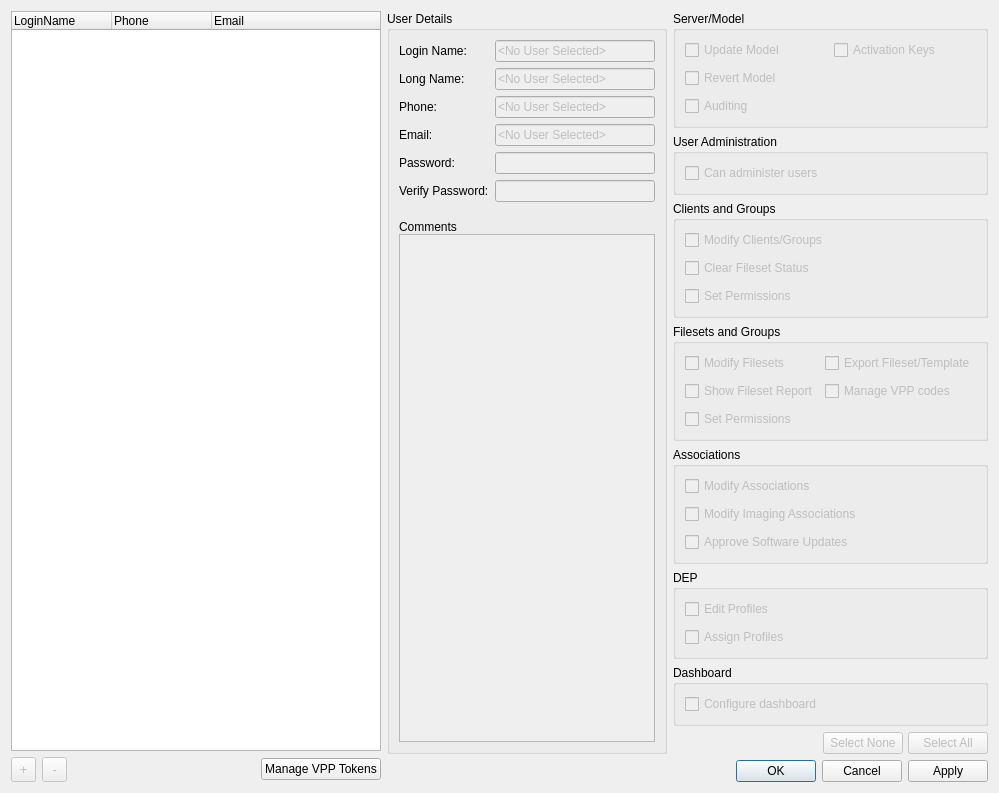
Above: FWAdminLib/AdminUserDlg.ui from fw-dev/translations before the change. Below: the same form after it.
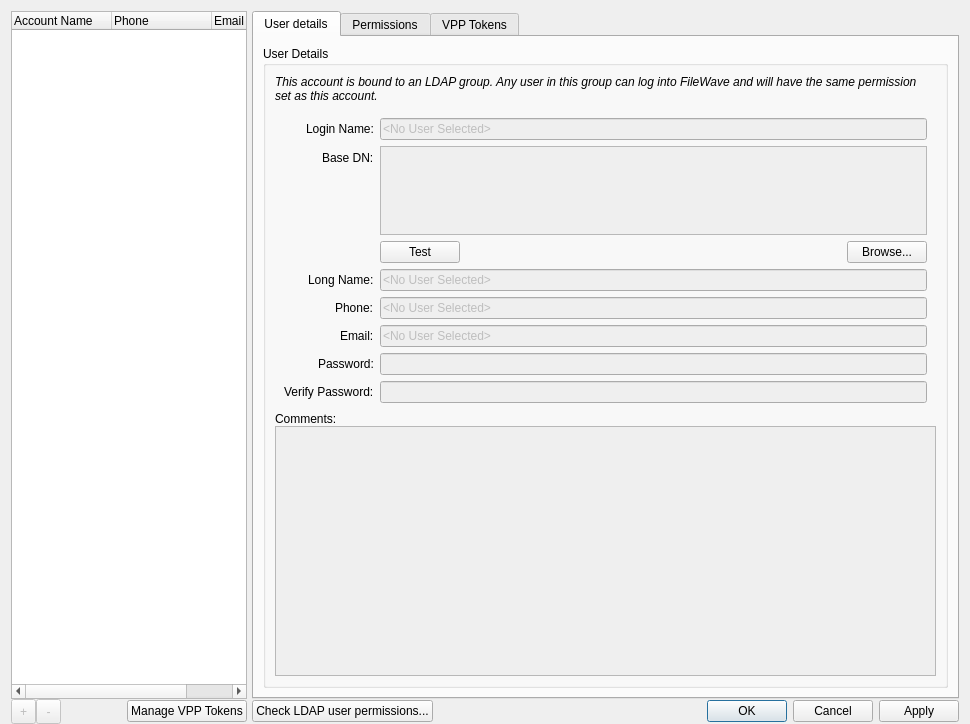
That is the form after the change. Custom widgets are drawn as their Qt base class.

The edit to the form file:
```diff
--- a/FWAdminLib/AdminUserDlg.ui
+++ b/FWAdminLib/AdminUserDlg.ui
@@ -6,17 +6,39 @@
    <rect>
     <x>0</x>
     <y>0</y>
-    <width>999</width>
-    <height>717</height>
+    <width>970</width>
+    <height>724</height>
    </rect>
   </property>
   <property name="windowTitle">
    <string>FileWave Administrators</string>
   </property>
-  <layout class="QGridLayout" name="gridLayout_7">
-   <item row="0" column="0" rowspan="2">
-    <layout class="QVBoxLayout" name="verticalLayout">
+  <layout class="QHBoxLayout" name="horizontalLayout">
+   <property name="bottomMargin">
+    <number>0</number>
+   </property>
      <item>
+    <widget class="QWidget" name="widget_2" native="true">
+     <layout class="QGridLayout" name="gridLayout_7" columnstretch="1,3">
+      <property name="leftMargin">
+       <number>0</number>
+      </property>
+      <property name="topMargin">
+       <number>0</number>
+      </property>
+      <property name="rightMargin">
+       <number>0</number>
+      </property>
+      <property name="bottomMargin">
+       <number>0</number>
+      </property>
+      <property name="horizontalSpacing">
+       <number>5</number>
+      </property>
+      <property name="verticalSpacing">
+       <number>0</number>
+      </property>
+      <item row="0" column="0">
       <widget class="StyledTreeWidget" name="treeWidgetAdminList">
        <property name="alternatingRowColors">
         <bool>true</bool>
@@ -26,7 +48,7 @@
        </property>
        <column>
         <property name="text">
-         <string>LoginName</string>
+          <string>Account Name</string>
         </property>
        </column>
        <column>
@@ -41,416 +63,17 @@
        </column>
       </widget>
      </item>
-     <item>
-      <layout class="QHBoxLayout" name="horizontalLayout_4">
-       <item>
-        <layout class="QHBoxLayout" name="horizontalLayout_2">
-         <item>
-          <widget class="QToolButton" name="buttonAddAdmin">
-           <property name="enabled">
-            <bool>false</bool>
-           </property>
-           <property name="minimumSize">
-            <size>
-             <width>25</width>
-             <height>25</height>
-            </size>
-           </property>
-           <property name="maximumSize">
-            <size>
-             <width>25</width>
-             <height>25</height>
-            </size>
-           </property>
-           <property name="text">
-            <string>+</string>
-           </property>
-          </widget>
-         </item>
-         <item>
-          <widget class="QToolButton" name="buttonRemoveAdmin">
-           <property name="enabled">
-            <bool>false</bool>
-           </property>
-           <property name="minimumSize">
-            <size>
-             <width>25</width>
-             <height>25</height>
-            </size>
-           </property>
-           <property name="maximumSize">
-            <size>
-             <width>25</width>
-             <height>25</height>
-            </size>
-           </property>
-           <property name="text">
-            <string>-</string>
-           </property>
-          </widget>
-         </item>
-        </layout>
-       </item>
-       <item>
-        <spacer name="horizontalSpacer_2">
-         <property name="orientation">
-          <enum>Qt::Horizontal</enum>
-         </property>
-         <property name="sizeHint" stdset="0">
-          <size>
-           <width>135</width>
-           <height>20</height>
-          </size>
-         </property>
-        </spacer>
-       </item>
-       <item>
-        <widget class="LockButton" name="buttonReserve" native="true"/>
-       </item>
-       <item>
-        <widget class="QLabel" name="labelReserve">
-         <property name="text">
-          <string/>
-         </property>
-        </widget>
-       </item>
-       <item>
-        <widget class="QPushButton" name="vppTokenManagementButton">
-         <property name="text">
-          <string>Manage VPP Tokens</string>
-         </property>
-        </widget>
-       </item>
-      </layout>
-     </item>
-    </layout>
-   </item>
    <item row="0" column="1">
-    <layout class="QGridLayout" name="gridLayout_6">
-     <item row="8" column="1">
-      <spacer name="verticalSpacer">
-       <property name="orientation">
-        <enum>Qt::Vertical</enum>
-       </property>
-       <property name="sizeType">
-        <enum>QSizePolicy::Preferred</enum>
-       </property>
-       <property name="sizeHint" stdset="0">
-        <size>
-         <width>185</width>
-         <height>17</height>
-        </size>
-       </property>
-      </spacer>
-     </item>
-     <item row="7" column="1">
-      <widget class="QWidget" name="widget" native="true">
-       <property name="sizePolicy">
-        <sizepolicy hsizetype="Preferred" vsizetype="Maximum">
-         <horstretch>0</horstretch>
-         <verstretch>0</verstretch>
-        </sizepolicy>
-       </property>
-       <layout class="QHBoxLayout" name="horizontalLayout">
-        <property name="spacing">
-         <number>5</number>
-        </property>
-        <property name="leftMargin">
+       <widget class="QTabWidget" name="tabWidget">
+        <property name="currentIndex">
          <number>0</number>
         </property>
-        <property name="topMargin">
-         <number>0</number>
-        </property>
-        <property name="rightMargin">
-         <number>0</number>
-        </property>
-        <property name="bottomMargin">
-         <number>0</number>
-        </property>
+        <widget class="QWidget" name="tab">
+         <attribute name="title">
+          <string>User details</string>
+         </attribute>
+         <layout class="QVBoxLayout" name="verticalLayout_5">
         <item>
-         <spacer name="horizontalSpacer">
-          <property name="orientation">
-           <enum>Qt::Horizontal</enum>
-          </property>
-          <property name="sizeHint" stdset="0">
-           <size>
-            <width>40</width>
-            <height>20</height>
-           </size>
-          </property>
-         </spacer>
-        </item>
-        <item>
-         <widget class="QPushButton" name="buttonNone">
-          <property name="enabled">
-           <bool>false</bool>
-          </property>
-          <property name="text">
-           <string>Select None</string>
-          </property>
-         </widget>
-        </item>
-        <item>
-         <widget class="QPushButton" name="buttonAll">
-          <property name="enabled">
-           <bool>false</bool>
-          </property>
-          <property name="text">
-           <string>Select All</string>
-          </property>
-         </widget>
-        </item>
-       </layout>
-      </widget>
-     </item>
-     <item row="4" column="1">
-      <widget class="QGroupBox" name="groupBox_6">
-       <property name="sizePolicy">
-        <sizepolicy hsizetype="Preferred" vsizetype="Maximum">
-         <horstretch>0</horstretch>
-         <verstretch>0</verstretch>
-        </sizepolicy>
-       </property>
-       <property name="title">
-        <string>Associations</string>
-       </property>
-       <layout class="QGridLayout" name="gridLayout_5">
-        <property name="verticalSpacing">
-         <number>8</number>
-        </property>
-        <item row="2" column="0">
-         <widget class="QCheckBox" name="approveSoftwareUpdatesCheckbox">
-          <property name="enabled">
-           <bool>false</bool>
-          </property>
-          <property name="text">
-           <string>Approve Software Updates</string>
-          </property>
-         </widget>
-        </item>
-        <item row="0" column="0">
-         <widget class="QCheckBox" name="checkBoxModifyAssociations">
-          <property name="enabled">
-           <bool>false</bool>
-          </property>
-          <property name="text">
-           <string>Modify Associations</string>
-          </property>
-         </widget>
-        </item>
-        <item row="1" column="0">
-         <widget class="QCheckBox" name="checkBoxModifyImagingAssociations">
-          <property name="enabled">
-           <bool>false</bool>
-          </property>
-          <property name="text">
-           <string>Modify Imaging Associations</string>
-          </property>
-         </widget>
-        </item>
-       </layout>
-      </widget>
-     </item>
-     <item row="0" column="1">
-      <widget class="QGroupBox" name="groupBox">
-       <property name="sizePolicy">
-        <sizepolicy hsizetype="Preferred" vsizetype="Maximum">
-         <horstretch>0</horstretch>
-         <verstretch>0</verstretch>
-        </sizepolicy>
-       </property>
-       <property name="title">
-        <string>Server/Model</string>
-       </property>
-       <layout class="QGridLayout" name="gridLayout_2">
-        <property name="verticalSpacing">
-         <number>8</number>
-        </property>
-        <item row="0" column="0">
-         <widget class="QCheckBox" name="checkBoxUpdateModel">
-          <property name="enabled">
-           <bool>false</bool>
-          </property>
-          <property name="text">
-           <string>Update Model</string>
-          </property>
-         </widget>
-        </item>
-        <item row="1" column="0">
-         <widget class="QCheckBox" name="checkBoxRevertModel">
-          <property name="enabled">
-           <bool>false</bool>
-          </property>
-          <property name="text">
-           <string>Revert Model</string>
-          </property>
-         </widget>
-        </item>
-        <item row="2" column="0">
-         <widget class="QCheckBox" name="checkBoxAuditing">
-          <property name="enabled">
-           <bool>false</bool>
-          </property>
-          <property name="text">
-           <string>Auditing</string>
-          </property>
-         </widget>
-        </item>
-        <item row="0" column="1">
-         <widget class="QCheckBox" name="checkBoxActivationKeys">
-          <property name="enabled">
-           <bool>false</bool>
-          </property>
-          <property name="text">
-           <string>Activation Keys</string>
-          </property>
-         </widget>
-        </item>
-       </layout>
-      </widget>
-     </item>
-     <item row="3" column="1">
-      <widget class="QGroupBox" name="groupBox_5">
-       <property name="sizePolicy">
-        <sizepolicy hsizetype="Preferred" vsizetype="Maximum">
-         <horstretch>0</horstretch>
-         <verstretch>0</verstretch>
-        </sizepolicy>
-       </property>
-       <property name="title">
-        <string>Filesets and Groups</string>
-       </property>
-       <layout class="QGridLayout" name="gridLayout">
-        <property name="verticalSpacing">
-         <number>8</number>
-        </property>
-        <item row="0" column="0">
-         <widget class="QCheckBox" name="checkBoxModifyFilesets">
-          <property name="enabled">
-           <bool>false</bool>
-          </property>
-          <property name="text">
-           <string>Modify Filesets</string>
-          </property>
-         </widget>
-        </item>
-        <item row="0" column="1">
-         <widget class="QCheckBox" name="checkBoxExportFilesetTemplate">
-          <property name="enabled">
-           <bool>false</bool>
-          </property>
-          <property name="text">
-           <string>Export Fileset/Template</string>
-          </property>
-         </widget>
-        </item>
-        <item row="1" column="0">
-         <widget class="QCheckBox" name="checkBoxShowFilesetReport">
-          <property name="enabled">
-           <bool>false</bool>
-          </property>
-          <property name="text">
-           <string>Show Fileset Report</string>
-          </property>
-         </widget>
-        </item>
-        <item row="2" column="0">
-         <widget class="QCheckBox" name="checkBoxFilesetsAndGroupsSetPermissions">
-          <property name="enabled">
-           <bool>false</bool>
-          </property>
-          <property name="text">
-           <string>Set Permissions</string>
-          </property>
-         </widget>
-        </item>
-        <item row="1" column="1">
-         <widget class="QCheckBox" name="checkBoxManageVPPCodes">
-          <property name="enabled">
-           <bool>false</bool>
-          </property>
-          <property name="text">
-           <string>Manage VPP codes</string>
-          </property>
-         </widget>
-        </item>
-       </layout>
-      </widget>
-     </item>
-     <item row="2" column="1">
-      <widget class="QGroupBox" name="groupBox_4">
-       <property name="sizePolicy">
-        <sizepolicy hsizetype="Preferred" vsizetype="Maximum">
-         <horstretch>0</horstretch>
-         <verstretch>0</verstretch>
-        </sizepolicy>
-       </property>
-       <property name="title">
-        <string>Clients and Groups</string>
-       </property>
-       <layout class="QGridLayout" name="gridLayout_4">
-        <property name="verticalSpacing">
-         <number>8</number>
-        </property>
-        <item row="0" column="0">
-         <widget class="QCheckBox" name="checkBoxModifyClientsGroups">
-          <property name="enabled">
-           <bool>false</bool>
-          </property>
-          <property name="text">
-           <string>Modify Clients/Groups</string>
-          </property>
-         </widget>
-        </item>
-        <item row="1" column="0">
-         <widget class="QCheckBox" name="checkBoxResetClientUniqueId">
-          <property name="enabled">
-           <bool>false</bool>
-          </property>
-          <property name="text">
-           <string>Clear Fileset Status</string>
-          </property>
-         </widget>
-        </item>
-        <item row="2" column="0">
-         <widget class="QCheckBox" name="checkBoxClientsAndGroupsSetPermissions">
-          <property name="enabled">
-           <bool>false</bool>
-          </property>
-          <property name="text">
-           <string>Set Permissions</string>
-          </property>
-         </widget>
-        </item>
-       </layout>
-      </widget>
-     </item>
-     <item row="1" column="1">
-      <widget class="QGroupBox" name="groupBox_3">
-       <property name="sizePolicy">
-        <sizepolicy hsizetype="Preferred" vsizetype="Maximum">
-         <horstretch>0</horstretch>
-         <verstretch>0</verstretch>
-        </sizepolicy>
-       </property>
-       <property name="title">
-        <string>User Administration</string>
-       </property>
-       <layout class="QGridLayout" name="gridLayout_3">
-        <item row="0" column="0">
-         <widget class="QCheckBox" name="checkBoxCanAdminUsers">
-          <property name="enabled">
-           <bool>false</bool>
-          </property>
-          <property name="text">
-           <string>Can administer users</string>
-          </property>
-         </widget>
-        </item>
-       </layout>
-      </widget>
-     </item>
-     <item row="0" column="0" rowspan="9">
       <widget class="QGroupBox" name="grpUserDetails">
        <property name="sizePolicy">
         <sizepolicy hsizetype="Preferred" vsizetype="Preferred">
@@ -469,9 +92,25 @@
        </property>
        <layout class="QVBoxLayout" name="verticalLayout_4">
         <item>
+              <widget class="QLabel" name="accountdescription">
+               <property name="text">
+                <string>&lt;html&gt;&lt;head/&gt;&lt;body&gt;&lt;p&gt;&lt;span style=&quot; font-style:italic;&quot;&gt;This account is bound to an LDAP group. Any user in this group can log into FileWave and will have the same permission set as this account.&lt;/span&gt;&lt;/p&gt;&lt;/body&gt;&lt;/html&gt;</string>
+               </property>
+               <property name="wordWrap">
+                <bool>true</bool>
+               </property>
+              </widget>
+             </item>
+             <item>
+              <layout class="QVBoxLayout" name="verticalLayout_3">
+               <property name="spacing">
+                <number>0</number>
+               </property>
+               <item>
+                <widget class="QWidget" name="widget" native="true">
          <layout class="QFormLayout" name="formLayout">
-          <property name="bottomMargin">
-           <number>12</number>
+                  <property name="labelAlignment">
+                   <set>Qt::AlignRight|Qt::AlignTop|Qt::AlignTrailing</set>
           </property>
           <item row="0" column="0">
            <widget class="QLabel" name="label_9">
@@ -485,107 +124,223 @@
             <property name="enabled">
              <bool>false</bool>
             </property>
+                    <property name="minimumSize">
+                     <size>
+                      <width>250</width>
+                      <height>0</height>
+                     </size>
+                    </property>
             <property name="text">
              <string>&lt;No User Selected&gt;</string>
             </property>
            </widget>
           </item>
-          <item row="1" column="0">
-           <widget class="QLabel" name="label_4">
+                  <item row="2" column="0">
+                   <widget class="QLabel" name="labelBaseDN">
+                    <property name="text">
+                     <string>Base DN:</string>
+                    </property>
+                   </widget>
+                  </item>
+                  <item row="2" column="1">
+                   <widget class="QPlainTextEdit" name="lineEditBaseDN">
+                    <property name="enabled">
+                     <bool>false</bool>
+                    </property>
+                    <property name="maximumSize">
+                     <size>
+                      <width>16777215</width>
+                      <height>100</height>
+                     </size>
+                    </property>
+                    <property name="placeholderText">
+                     <string/>
+                    </property>
+                   </widget>
+                  </item>
+                  <item row="4" column="0">
+                   <widget class="QLabel" name="labelLongName">
             <property name="text">
              <string>Long Name:</string>
             </property>
            </widget>
           </item>
-          <item row="1" column="1">
+                  <item row="4" column="1">
            <widget class="QLineEdit" name="lineEditLongName">
             <property name="enabled">
              <bool>false</bool>
             </property>
+                    <property name="minimumSize">
+                     <size>
+                      <width>250</width>
+                      <height>0</height>
+                     </size>
+                    </property>
             <property name="text">
              <string>&lt;No User Selected&gt;</string>
             </property>
            </widget>
           </item>
-          <item row="2" column="0">
-           <widget class="QLabel" name="label_5">
+                  <item row="5" column="0">
+                   <widget class="QLabel" name="labelPhone">
             <property name="text">
              <string>Phone:</string>
             </property>
            </widget>
           </item>
-          <item row="2" column="1">
+                  <item row="5" column="1">
            <widget class="QLineEdit" name="lineEditPhone">
             <property name="enabled">
              <bool>false</bool>
             </property>
+                    <property name="minimumSize">
+                     <size>
+                      <width>250</width>
+                      <height>0</height>
+                     </size>
+                    </property>
             <property name="text">
              <string>&lt;No User Selected&gt;</string>
             </property>
            </widget>
           </item>
-          <item row="3" column="0">
-           <widget class="QLabel" name="label_3">
+                  <item row="6" column="0">
+                   <widget class="QLabel" name="labelEmail">
             <property name="text">
              <string>Email:</string>
             </property>
            </widget>
           </item>
-          <item row="3" column="1">
+                  <item row="6" column="1">
            <widget class="QLineEdit" name="lineEditEmail">
             <property name="enabled">
              <bool>false</bool>
             </property>
+                    <property name="minimumSize">
+                     <size>
+                      <width>250</width>
+                      <height>0</height>
+                     </size>
+                    </property>
             <property name="text">
              <string>&lt;No User Selected&gt;</string>
             </property>
            </widget>
           </item>
-          <item row="4" column="0">
-           <widget class="QLabel" name="label_6">
+                  <item row="7" column="0">
+                   <widget class="QLabel" name="labelPassword">
             <property name="text">
              <string>Password:</string>
             </property>
            </widget>
           </item>
-          <item row="4" column="1">
+                  <item row="7" column="1">
            <widget class="QLineEdit" name="lineEditPassword">
             <property name="enabled">
              <bool>false</bool>
             </property>
+                    <property name="minimumSize">
+                     <size>
+                      <width>250</width>
+                      <height>0</height>
+                     </size>
+                    </property>
             <property name="echoMode">
              <enum>QLineEdit::Password</enum>
             </property>
            </widget>
           </item>
-          <item row="5" column="0">
-           <widget class="QLabel" name="label_7">
+                  <item row="8" column="0">
+                   <widget class="QLabel" name="labelVerifyPassword">
             <property name="text">
              <string>Verify Password:</string>
             </property>
            </widget>
           </item>
-          <item row="5" column="1">
+                  <item row="8" column="1">
            <widget class="QLineEdit" name="lineEditVerifyPassword">
             <property name="enabled">
              <bool>false</bool>
             </property>
+                    <property name="minimumSize">
+                     <size>
+                      <width>250</width>
+                      <height>0</height>
+                     </size>
+                    </property>
             <property name="echoMode">
              <enum>QLineEdit::Password</enum>
             </property>
            </widget>
           </item>
-         </layout>
-        </item>
+                  <item row="3" column="1">
+                   <widget class="QWidget" name="ldapWidget" native="true">
+                    <layout class="QHBoxLayout" name="horizontalLayout_5">
+                     <property name="leftMargin">
+                      <number>0</number>
+                     </property>
+                     <property name="topMargin">
+                      <number>0</number>
+                     </property>
+                     <property name="rightMargin">
+                      <number>0</number>
+                     </property>
+                     <property name="bottomMargin">
+                      <number>0</number>
+                     </property>
+                     <item>
+                      <widget class="QPushButton" name="btnTestLdapGroup">
+                       <property name="text">
+                        <string>Test</string>
+                       </property>
+                      </widget>
+                     </item>
+                     <item>
+                      <spacer name="ldapSpacer">
+                       <property name="orientation">
+                        <enum>Qt::Horizontal</enum>
+                       </property>
+                       <property name="sizeType">
+                        <enum>QSizePolicy::MinimumExpanding</enum>
+                       </property>
+                       <property name="sizeHint" stdset="0">
+                        <size>
+                         <width>80</width>
+                         <height>0</height>
+                        </size>
+                       </property>
+                      </spacer>
+                     </item>
+                     <item>
+                      <widget class="QPushButton" name="btnBrowseLdap">
+                       <property name="text">
+                        <string>Browse...</string>
+                       </property>
+                      </widget>
+                     </item>
+                    </layout>
+                   </widget>
+                  </item>
+                 </layout>
+                </widget>
+               </item>
         <item>
-         <layout class="QVBoxLayout" name="verticalLayout_3">
-          <property name="spacing">
-           <number>0</number>
-          </property>
+                <spacer name="verticalSpacer_2">
+                 <property name="orientation">
+                  <enum>Qt::Vertical</enum>
+                 </property>
+                 <property name="sizeHint" stdset="0">
+                  <size>
+                   <width>0</width>
+                   <height>0</height>
+                  </size>
+                 </property>
+                </spacer>
+               </item>
           <item>
            <widget class="QLabel" name="labelComments">
             <property name="text">
-             <string>Comments</string>
+                  <string>Comments:</string>
             </property>
            </widget>
           </item>
@@ -594,74 +349,173 @@
             <property name="enabled">
              <bool>false</bool>
             </property>
-           </widget>
-          </item>
-         </layout>
-        </item>
-       </layout>
-      </widget>
-     </item>
-     <item row="5" column="1">
-      <widget class="QGroupBox" name="groupBox_7">
        <property name="sizePolicy">
-        <sizepolicy hsizetype="Preferred" vsizetype="Maximum">
+                  <sizepolicy hsizetype="Expanding" vsizetype="Expanding">
          <horstretch>0</horstretch>
          <verstretch>0</verstretch>
         </sizepolicy>
        </property>
-       <property name="title">
-        <string>DEP</string>
-       </property>
-       <layout class="QGridLayout" name="gridLayout_8">
-        <property name="verticalSpacing">
-         <number>8</number>
-        </property>
-        <item row="0" column="0">
-         <widget class="QCheckBox" name="editDEPProfilesCheckBox">
-          <property name="enabled">
-           <bool>false</bool>
+                 <property name="minimumSize">
+                  <size>
+                   <width>0</width>
+                   <height>250</height>
+                  </size>
+                 </property>
+                 <property name="maximumSize">
+                  <size>
+                   <width>16777215</width>
+                   <height>250</height>
+                  </size>
+                 </property>
+                </widget>
+               </item>
+              </layout>
+             </item>
+            </layout>
+           </widget>
+          </item>
+         </layout>
+        </widget>
+        <widget class="QWidget" name="tab_2">
+         <attribute name="title">
+          <string>Permissions</string>
+         </attribute>
+         <layout class="QVBoxLayout" name="verticalLayout_6">
+          <property name="leftMargin">
+           <number>0</number>
           </property>
-          <property name="text">
-           <string>Edit Profiles</string>
+          <property name="topMargin">
+           <number>0</number>
           </property>
+          <property name="rightMargin">
+           <number>0</number>
+          </property>
+          <property name="bottomMargin">
+           <number>0</number>
+          </property>
+          <item>
+           <widget class="AdminPermissionsWidget" name="permissions" native="true"/>
+          </item>
+         </layout>
+        </widget>
+        <widget class="QWidget" name="vppTokensTab">
+         <attribute name="title">
+          <string>VPP Tokens</string>
+         </attribute>
+         <layout class="QVBoxLayout" name="verticalLayout">
+          <property name="leftMargin">
+           <number>0</number>
+          </property>
+          <property name="topMargin">
+           <number>0</number>
+          </property>
+          <property name="rightMargin">
+           <number>0</number>
+          </property>
+          <property name="bottomMargin">
+           <number>0</number>
+          </property>
+          <item>
+           <widget class="AdminVppTokensAccessWidget" name="vppTokensWidget" native="true"/>
+          </item>
+         </layout>
+        </widget>
          </widget>
         </item>
         <item row="1" column="0">
-         <widget class="QCheckBox" name="assignDEPProfilesCheckBox">
+       <layout class="QHBoxLayout" name="horizontalLayout_4">
+        <item>
+         <layout class="QHBoxLayout" name="horizontalLayout_2">
+          <item>
+           <widget class="QToolButton" name="buttonAddAdmin">
           <property name="enabled">
            <bool>false</bool>
           </property>
+            <property name="minimumSize">
+             <size>
+              <width>25</width>
+              <height>25</height>
+             </size>
+            </property>
+            <property name="maximumSize">
+             <size>
+              <width>25</width>
+              <height>25</height>
+             </size>
+            </property>
           <property name="text">
-           <string>Assign Profiles</string>
-          </property>
-         </widget>
-        </item>
-       </layout>
-      </widget>
-     </item>
-     <item row="6" column="1">
-      <widget class="QGroupBox" name="groupBox_2">
-       <property name="title">
-        <string>Dashboard</string>
-       </property>
-       <layout class="QVBoxLayout" name="verticalLayout_2">
+             <string>+</string>
+            </property>
+            <property name="popupMode">
+             <enum>QToolButton::InstantPopup</enum>
+            </property>
+           </widget>
+          </item>
         <item>
-         <widget class="QCheckBox" name="configureDashboard">
+           <widget class="QToolButton" name="buttonRemoveAdmin">
           <property name="enabled">
            <bool>false</bool>
           </property>
+            <property name="minimumSize">
+             <size>
+              <width>25</width>
+              <height>25</height>
+             </size>
+            </property>
+            <property name="maximumSize">
+             <size>
+              <width>25</width>
+              <height>25</height>
+             </size>
+            </property>
           <property name="text">
-           <string>Configure dashboard</string>
+             <string>-</string>
           </property>
          </widget>
         </item>
        </layout>
+        </item>
+        <item>
+         <spacer name="horizontalSpacer_2">
+          <property name="orientation">
+           <enum>Qt::Horizontal</enum>
+          </property>
+          <property name="sizeHint" stdset="0">
+           <size>
+            <width>0</width>
+            <height>0</height>
+           </size>
+          </property>
+         </spacer>
+        </item>
+        <item>
+         <widget class="LockButton" name="buttonReserve" native="true"/>
+        </item>
+        <item>
+         <widget class="QLabel" name="labelReserve">
+          <property name="text">
+           <string/>
+          </property>
+         </widget>
+        </item>
+        <item>
+         <widget class="QPushButton" name="vppTokenManagementButton">
+          <property name="text">
+           <string>Manage VPP Tokens</string>
+          </property>
       </widget>
      </item>
     </layout>
    </item>
    <item row="1" column="1">
     <layout class="QHBoxLayout" name="horizontalLayout_3">
+        <item>
+         <widget class="QPushButton" name="btnCheckLdapPermission">
+          <property name="text">
+           <string>Check LDAP user permissions...</string>
+          </property>
+         </widget>
+        </item>
      <item>
       <widget class="QLabel" name="labelWarning">
        <property name="minimumSize">
@@ -722,8 +576,8 @@
        </property>
        <property name="sizeHint" stdset="0">
         <size>
-         <width>40</width>
-         <height>20</height>
+            <width>0</width>
+            <height>0</height>
         </size>
        </property>
       </spacer>
@@ -742,18 +596,33 @@
    </item>
   </layout>
  </widget>
+   </item>
+  </layout>
+ </widget>
  <customwidgets>
-  <customwidget>
-   <class>LockButton</class>
-   <extends>QWidget</extends>
-   <header>FileWaveGuiLib/lockbutton/lockbutton.h</header>
-   <container>1</container>
-  </customwidget>
   <customwidget>
    <class>StyledTreeWidget</class>
    <extends>QTreeWidget</extends>
    <header>FileWaveGuiLib/styledviews/styledtreeview.h</header>
   </customwidget>
+  <customwidget>
+   <class>LockButton</class>
+   <extends>QWidget</extends>
+   <header>FileWaveGuiLib/lockbutton/lockbutton.h</header>
+   <container>1</container>
+  </customwidget>
+  <customwidget>
+   <class>AdminPermissionsWidget</class>
+   <extends>QWidget</extends>
+   <header>FWAdminLib/AdminPermissionsWidget.h</header>
+   <container>1</container>
+  </customwidget>
+  <customwidget>
+   <class>AdminVppTokensAccessWidget</class>
+   <extends>QWidget</extends>
+   <header>FWAdminLib/AdminVppTokensAccessWidget.h</header>
+   <container>1</container>
+  </customwidget>
  </customwidgets>
  <tabstops>
   <tabstop>treeWidgetAdminList</tabstop>
```
Left out of the diff: 15 changed lines with no effect on the pictures. Lines whose indentation alone changed are shown as unchanged.
